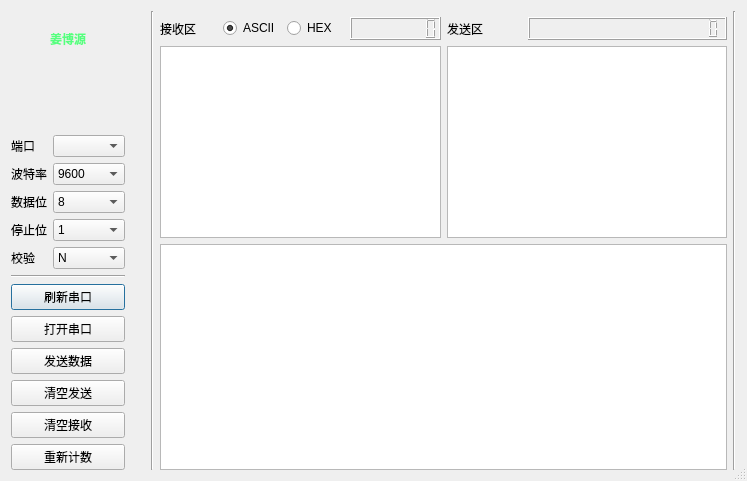
First picture: the form in serial.ui, repository happyginger/pythonSerial, before the edit.
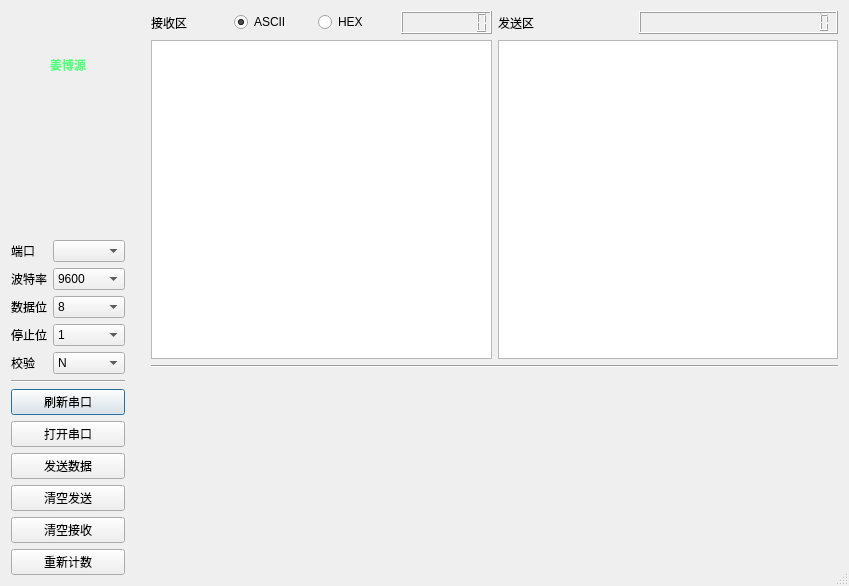
Second picture: the form after the edit. Icons and pictures are not drawn. Custom widgets are drawn as their Qt base class.

Commit message: use mpl instead graphics view

The edit to the form file:
```diff
--- a/serial.ui
+++ b/serial.ui
@@ -6,8 +6,8 @@
    <rect>
     <x>0</x>
     <y>0</y>
-    <width>747</width>
-    <height>481</height>
+    <width>849</width>
+    <height>586</height>
    </rect>
   </property>
   <property name="windowTitle">
@@ -225,24 +225,10 @@
      </property>
     </spacer>
    </item>
-   <item>
-    <widget class="Line" name="line">
-     <property name="orientation">
-      <enum>Qt::Vertical</enum>
-     </property>
-    </widget>
-   </item>
    <item>
     <layout class="QVBoxLayout" name="verticalLayout_5">
      <item>
       <layout class="QVBoxLayout" name="verticalLayout_4">
-       <item>
-        <widget class="Line" name="line_3">
-         <property name="orientation">
-          <enum>Qt::Vertical</enum>
-         </property>
-        </widget>
-       </item>
        <item>
         <layout class="QHBoxLayout" name="horizontalLayout_5">
          <item>
@@ -319,19 +305,40 @@
       </layout>
      </item>
      <item>
-      <widget class="QGraphicsView" name="SpeedView"/>
+      <widget class="Line" name="line_5">
+       <property name="orientation">
+        <enum>Qt::Horizontal</enum>
+       </property>
+      </widget>
+     </item>
+     <item>
+      <widget class="MplCanvasWrapper" name="mplCanvas" native="true">
+       <property name="sizePolicy">
+        <sizepolicy hsizetype="Preferred" vsizetype="Preferred">
+         <horstretch>0</horstretch>
+         <verstretch>0</verstretch>
+        </sizepolicy>
+       </property>
+       <property name="minimumSize">
+        <size>
+         <width>541</width>
+         <height>201</height>
+        </size>
+       </property>
+      </widget>
      </item>
     </layout>
    </item>
-   <item>
-    <widget class="Line" name="line_4">
-     <property name="orientation">
-      <enum>Qt::Vertical</enum>
-     </property>
-    </widget>
-   </item>
   </layout>
  </widget>
+ <customwidgets>
+  <customwidget>
+   <class>MplCanvasWrapper</class>
+   <extends>QWidget</extends>
+   <header>mplcanvaswrapper.h</header>
+   <container>1</container>
+  </customwidget>
+ </customwidgets>
  <resources/>
  <connections/>
 </ui>
```
The commit also changes 9 other files.
